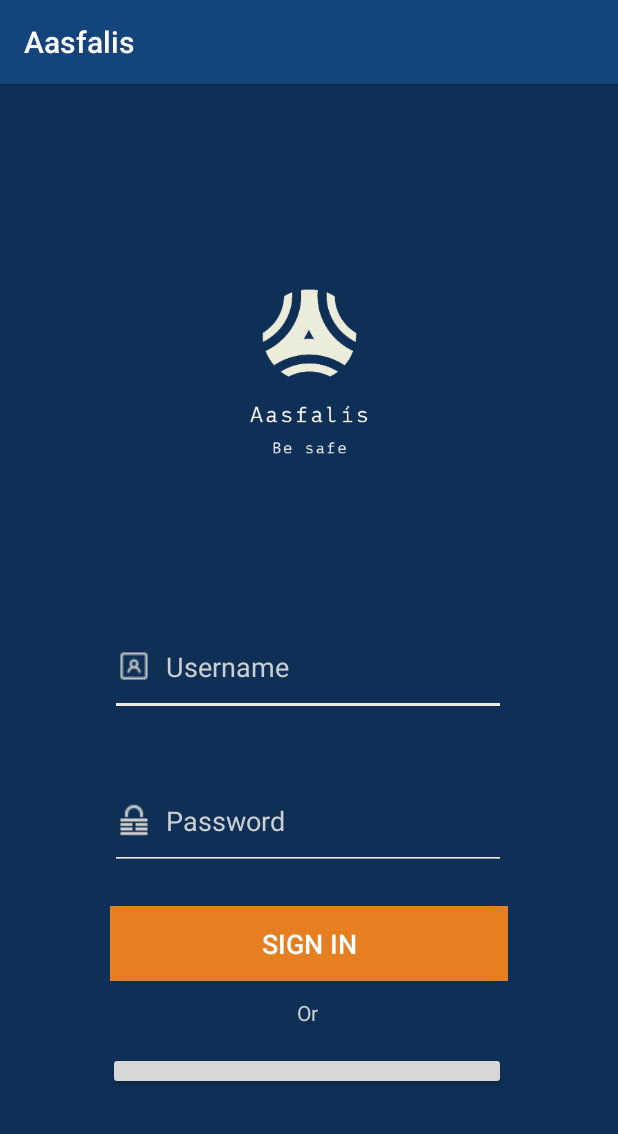
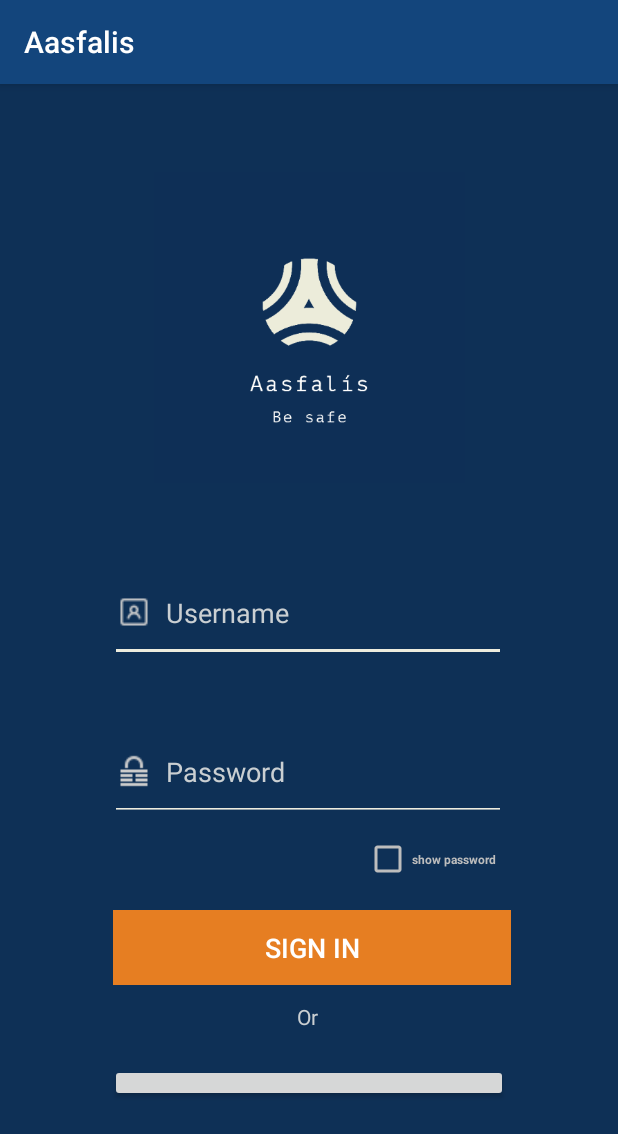
Before and after one commit to PseudoInsanity/Aasfalis, an Android app: the fragment LoginFragment shown on its own in the app's theme, on a phone screen of 412 x 824 dp. Shown: the top 1134 px of the screen. Run offline under Robolectric (Android 15) with nearby library versions, the phone set to English and light mode, and no system bars; our stand-ins replace Firebase (no records; nobody signed in at launch, a user with empty details on screens opened directly); libraries missing offline, so code that uses them is left out: com.facebook, com.facebook.login; plain views replace LoginButton; pictures from the network do not load; 7 statements that could not run were skipped.

```diff
--- a/app/build.gradle
+++ b/app/build.gradle
@@ -34,6 +34,7 @@ dependencies {
     testImplementation 'junit:junit:4.12'
     androidTestImplementation 'com.android.support.test:runner:1.0.2'
     androidTestImplementation 'com.android.support.test.espresso:espresso-core:3.0.2'
+
 }
 
 apply plugin: 'com.google.gms.google-services'
--- a/app/src/main/java/com/softwareengineering/aasfalis/fragments/LoginFragment.java
+++ b/app/src/main/java/com/softwareengineering/aasfalis/fragments/LoginFragment.java
@@ -10,11 +10,16 @@ import android.support.v4.app.Fragment;
 import android.support.v4.app.FragmentManager;
 import android.support.v4.app.FragmentTransaction;
 import android.support.v4.content.ContextCompat;
+import android.support.v7.widget.AppCompatCheckBox;
+import android.text.method.HideReturnsTransformationMethod;
+import android.text.method.PasswordTransformationMethod;
 import android.util.Log;
 import android.view.LayoutInflater;
 import android.view.View;
 import android.view.ViewGroup;
 import android.widget.Button;
+import android.widget.CheckBox;
+import android.widget.CompoundButton;
 import android.widget.EditText;
 import android.widget.TextView;
 import android.widget.Toast;
@@ -57,6 +62,7 @@ public class LoginFragment extends Fragment {
     Button loginButton;
     LoginButton fbLoginButton;
     private TextView txtName, txtEmail;
+    AppCompatCheckBox checkBox;
 
     AccessToken accessToken = AccessToken.getCurrentAccessToken();
     boolean isLoggedIn = accessToken != null && !accessToken.isExpired();
@@ -71,6 +77,7 @@ public class LoginFragment extends Fragment {
         firebaseAuth = FirebaseAuth.getInstance();
         username = inflate.findViewById(R.id.editTextUsername);
         password = inflate.findViewById(R.id.editTextPassword);
+        checkBox = inflate.findViewById(R.id.checkbox);
 
         callbackManager = CallbackManager.Factory.create();
 
@@ -79,6 +86,20 @@ public class LoginFragment extends Fragment {
         fbLoginButton.setReadPermissions(Arrays.asList(EMAIL));
         fbLoginButton.setFragment(this);
         checkLoginStatus();
+
+        checkBox.setOnCheckedChangeListener(new CompoundButton.OnCheckedChangeListener() {
+            @Override
+            public void onCheckedChanged(CompoundButton compoundButton, boolean value) {
+                if(value){
+                    //show password
+                    password.setTransformationMethod(HideReturnsTransformationMethod.getInstance());
+                }
+                else {
+                    //hide password
+                    password.setTransformationMethod(PasswordTransformationMethod.getInstance());
+                }
+            }
+        });
 
 
 
--- a/app/src/main/res/layout/fragment_login.xml
+++ b/app/src/main/res/layout/fragment_login.xml
@@ -21,7 +21,7 @@
         app:layout_constraintEnd_toEndOf="parent"
         app:layout_constraintStart_toStartOf="parent"
         app:layout_constraintTop_toTopOf="parent"
-        app:layout_constraintVertical_bias="0.13"
+        app:layout_constraintVertical_bias="0.092"
         app:srcCompat="@mipmap/logo" />
 
     <EditText
@@ -30,8 +30,8 @@
         android:layout_height="76dp"
         android:backgroundTint="@color/colorAccent"
         android:drawableLeft="@drawable/username"
+        android:hint="  Username"
         android:paddingBottom="0dp"
-        android:hint="  Username"
         android:textColor="@color/colorAccent"
         android:textColorHint="#CACFD2"
         app:layout_constraintBottom_toBottomOf="parent"
@@ -39,7 +39,7 @@
         app:layout_constraintHorizontal_bias="0.496"
         app:layout_constraintStart_toStartOf="parent"
         app:layout_constraintTop_toTopOf="parent"
-        app:layout_constraintVertical_bias="0.499" />
+        app:layout_constraintVertical_bias="0.447" />
 
     <EditText
         android:id="@+id/editTextPassword"
@@ -47,8 +47,9 @@
         android:layout_height="76dp"
         android:backgroundTint="@color/colorAccent"
         android:drawableLeft="@drawable/password"
+        android:hint="  Password"
+        android:inputType="textPassword"
         android:paddingBottom="0dp"
-        android:hint="  Password"
         android:textColor="@color/colorAccent"
         android:textColorHint="#CACFD2"
         app:layout_constraintBottom_toBottomOf="parent"
@@ -56,7 +57,8 @@
         app:layout_constraintHorizontal_bias="0.496"
         app:layout_constraintStart_toStartOf="parent"
         app:layout_constraintTop_toTopOf="parent"
-        app:layout_constraintVertical_bias="0.647" />
+        app:layout_constraintVertical_bias="0.6" />
+
 
     <Button
         android:id="@+id/loginButton"
@@ -73,11 +75,25 @@
         android:textSize="18sp"
         app:layout_constraintBottom_toBottomOf="parent"
         app:layout_constraintEnd_toEndOf="parent"
-        app:layout_constraintHorizontal_bias="0.502"
+        app:layout_constraintHorizontal_bias="0.491"
         app:layout_constraintStart_toStartOf="parent"
         app:layout_constraintTop_toBottomOf="@+id/editTextPassword"
-        app:layout_constraintVertical_bias="0.0" />
+        app:layout_constraintVertical_bias="0.384" />
 
+    <android.support.v7.widget.AppCompatCheckBox
+        android:id="@+id/checkbox"
+        android:layout_width="129dp"
+        android:layout_height="46dp"
+        android:layout_marginEnd="40dp"
+        android:layout_marginBottom="228dp"
+        android:buttonTint="#BDBDBD"
+        android:text="show password"
+        android:textAlignment="textStart"
+        android:textColor="#BDBDBD"
+        android:textSize="8sp"
+        android:textStyle="bold"
+        app:layout_constraintBottom_toBottomOf="parent"
+        app:layout_constraintEnd_toEndOf="parent" />
 
     <com.facebook.login.widget.LoginButton
         android:id="@+id/login_button"
@@ -90,10 +106,9 @@
         android:layout_marginBottom="89dp"
         app:layout_constraintBottom_toBottomOf="parent"
         app:layout_constraintEnd_toEndOf="parent"
-        app:layout_constraintHorizontal_bias="0.508"
         app:layout_constraintStart_toStartOf="parent"
         app:layout_constraintTop_toBottomOf="@+id/loginButton"
-        app:layout_constraintVertical_bias="0.772" />
+        app:layout_constraintVertical_bias="1.0" />
 
     <TextView
         android:id="@+id/textView2"
```
Also changed, not shown: app/src/main/res/drawable-v24/visible.png (added).
